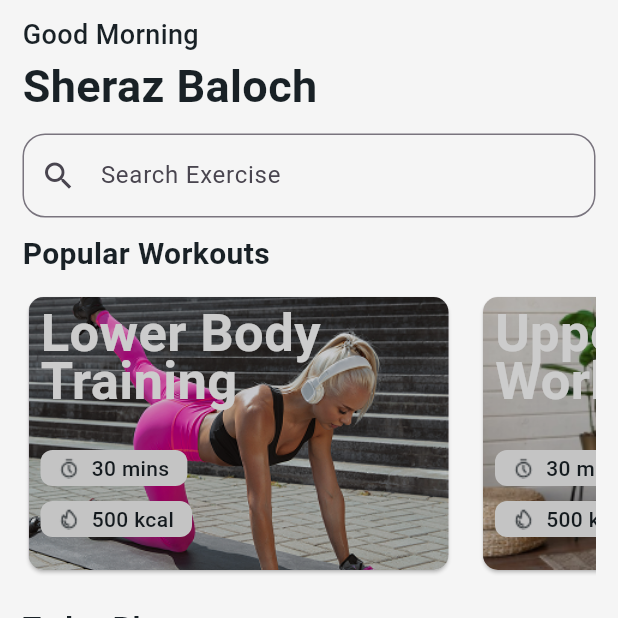
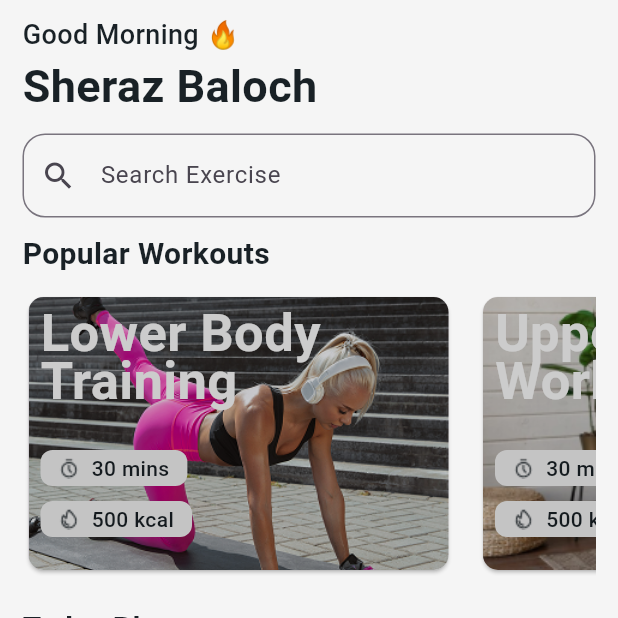
Before and after one commit to SherazArshad001/Fitness_Tracking_App, a Flutter app: the screen it shows after launch, on a phone screen of 412 x 824 dp, the top half of it. Run offline on Flutter 3.47's test engine with Material 3 defaults, Android fonts, the phone set to English and light mode, and no system bars.

Commit message:
Final Commit

```diff
--- a/lib/core/constants/app_text.dart
+++ b/lib/core/constants/app_text.dart
@@ -26,6 +26,6 @@ class AppText {
   static const String explore = 'explore';
   static const String statistics = 'Statistics';
   static const String profile = 'profile';
-  static const String greeting = 'Good Morning';
+  static const String greeting = 'Good Morning 🔥';
   static const String username = 'Sheraz Baloch';
 }
```
